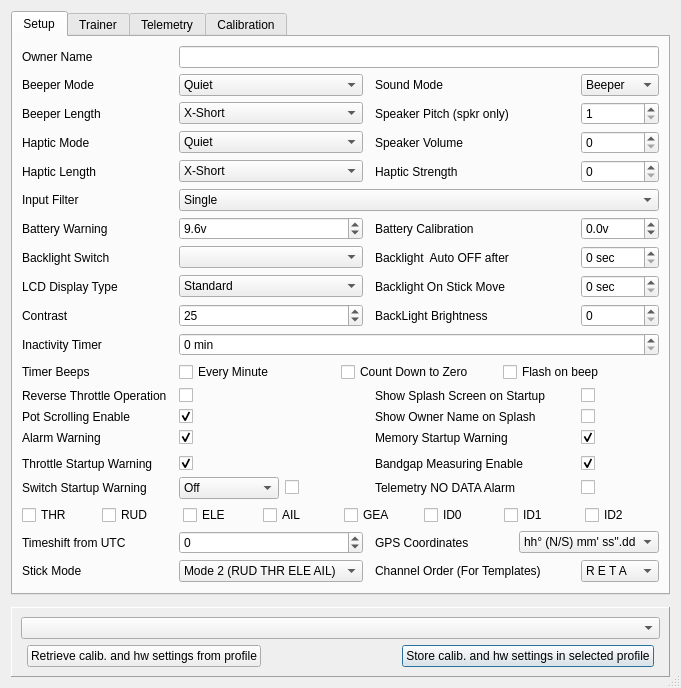
Before: the Qt Designer form src/generaledit.ui in roberto1903/companion9x, drawn with Qt 5.
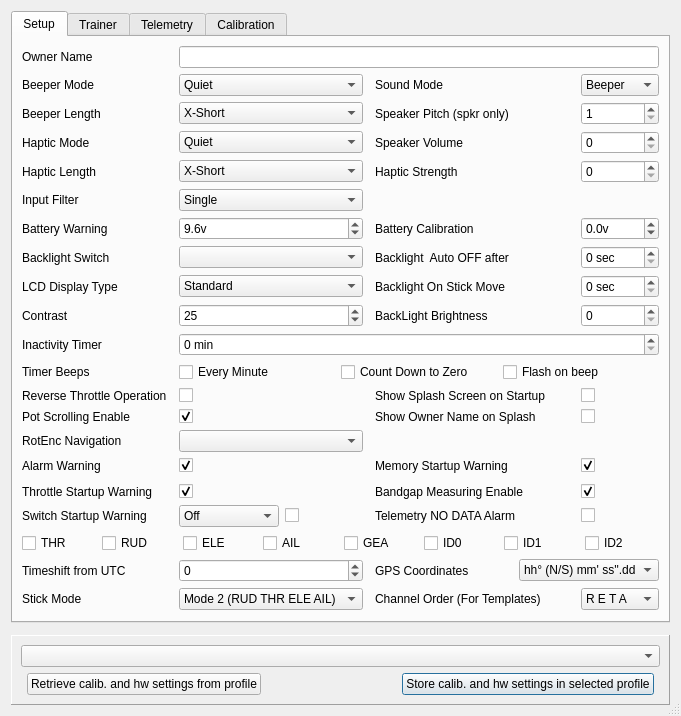
After: the same form once the commit is applied. The open tabs and pages were chosen to show the change. Icons and pictures are not drawn.

Commit message: Fix for RENavigation settings on ARM and V4 Boards

What changed in the file:
```diff
--- a/src/generaledit.ui
+++ b/src/generaledit.ui
@@ -117,7 +117,26 @@
        <string>Setup</string>
       </attribute>
       <layout class="QGridLayout" name="gridLayout">
-       <item row="33" column="2">
+       <item row="11" column="2">
+        <widget class="QComboBox" name="inputfilterCB">
+         <item>
+          <property name="text">
+           <string>Single</string>
+          </property>
+         </item>
+         <item>
+          <property name="text">
+           <string>Oversample</string>
+          </property>
+         </item>
+         <item>
+          <property name="text">
+           <string>Filter</string>
+          </property>
+         </item>
+        </widget>
+       </item>
+       <item row="34" column="2">
         <widget class="QSpinBox" name="timezoneSB">
          <property name="minimum">
           <number>-14</number>
@@ -154,7 +173,7 @@
          </property>
         </widget>
        </item>
-       <item row="34" column="4">
+       <item row="35" column="4">
         <widget class="QLabel" name="label_13">
          <property name="text">
           <string>Channel Order (For Templates)</string>
@@ -171,7 +190,7 @@
          </property>
         </widget>
        </item>
-       <item row="34" column="2">
+       <item row="35" column="2">
         <widget class="QComboBox" name="stickmodeCB">
          <property name="toolTip">
           <string/>
@@ -319,6 +338,13 @@
          </property>
         </widget>
        </item>
+       <item row="29" column="5">
+        <widget class="QCheckBox" name="telalarmsChkB">
+         <property name="text">
+          <string/>
+         </property>
+        </widget>
+       </item>
        <item row="15" column="4">
         <widget class="QLabel" name="label_5">
          <property name="text">
@@ -428,7 +454,7 @@
          </property>
         </widget>
        </item>
-       <item row="28" column="2">
+       <item row="29" column="2">
         <layout class="QHBoxLayout" name="swwarn_layout">
          <item>
           <widget class="QComboBox" name="swtchWarnCB">
@@ -497,7 +523,7 @@
          </property>
         </widget>
        </item>
-       <item row="24" column="4">
+       <item row="25" column="4">
         <widget class="QLabel" name="label_11">
          <property name="text">
           <string>Memory Startup Warning</string>
@@ -580,7 +606,7 @@
          </property>
         </widget>
        </item>
-       <item row="26" column="2" colspan="2">
+       <item row="27" column="2" colspan="2">
         <spacer name="horizontalSpacer">
          <property name="orientation">
           <enum>Qt::Horizontal</enum>
@@ -593,7 +619,7 @@
          </property>
         </spacer>
        </item>
-       <item row="32" column="0" colspan="6">
+       <item row="33" column="0" colspan="6">
         <layout class="QHBoxLayout" name="switchMaskLayout">
          <item>
           <widget class="QCheckBox" name="swTHRChkB">
@@ -758,25 +784,6 @@
          </property>
         </widget>
        </item>
-       <item row="11" column="2" colspan="4">
-        <widget class="QComboBox" name="inputfilterCB">
-         <item>
-          <property name="text">
-           <string>Single</string>
-          </property>
-         </item>
-         <item>
-          <property name="text">
-           <string>Oversample</string>
-          </property>
-         </item>
-         <item>
-          <property name="text">
-           <string>Filter</string>
-          </property>
-         </item>
-        </widget>
-       </item>
        <item row="22" column="4">
         <widget class="QLabel" name="label_29">
          <property name="minimumSize">
@@ -823,7 +830,7 @@
          </property>
         </widget>
        </item>
-       <item row="33" column="4" colspan="2">
+       <item row="34" column="4" colspan="2">
         <layout class="QHBoxLayout" name="gpsFormatLayout">
          <item>
           <widget class="QLabel" name="gpsFormatLabel">
@@ -861,14 +868,14 @@
          </property>
         </widget>
        </item>
-       <item row="33" column="0">
+       <item row="34" column="0">
         <widget class="QLabel" name="label_timezone">
          <property name="text">
           <string>Timeshift from UTC</string>
          </property>
         </widget>
        </item>
-       <item row="34" column="5">
+       <item row="35" column="5">
         <widget class="QComboBox" name="channelorderCB">
          <property name="toolTip">
           <string/>
@@ -1020,14 +1027,14 @@
          </property>
         </widget>
        </item>
-       <item row="34" column="0">
+       <item row="35" column="0">
         <widget class="QLabel" name="label_14">
          <property name="text">
           <string>Stick Mode</string>
          </property>
         </widget>
        </item>
-       <item row="24" column="5">
+       <item row="25" column="5">
         <widget class="QCheckBox" name="memwarnChkB">
          <property name="maximumSize">
           <size>
@@ -1063,7 +1070,7 @@
          </property>
         </widget>
        </item>
-       <item row="27" column="0">
+       <item row="28" column="0">
         <widget class="QLabel" name="thrwarnLabel">
          <property name="text">
           <string>Throttle Startup Warning</string>
@@ -1077,7 +1084,7 @@
          </property>
         </widget>
        </item>
-       <item row="27" column="2">
+       <item row="28" column="2">
         <widget class="QCheckBox" name="thrwarnChkB">
          <property name="whatsThis">
           <string>&lt;!DOCTYPE HTML PUBLIC &quot;-//W3C//DTD HTML 4.0//EN&quot; &quot;http://www.w3.org/TR/REC-html40/strict.dtd&quot;&gt;
@@ -1103,27 +1110,20 @@
          </property>
         </widget>
        </item>
-       <item row="28" column="0">
+       <item row="29" column="0">
         <widget class="QLabel" name="swwarn_label">
          <property name="text">
           <string>Switch Startup Warning</string>
          </property>
         </widget>
        </item>
-       <item row="28" column="4">
+       <item row="29" column="4">
         <widget class="QLabel" name="label_telalarms">
          <property name="text">
           <string>Telemetry NO DATA Alarm</string>
          </property>
         </widget>
        </item>
-       <item row="28" column="5">
-        <widget class="QCheckBox" name="telalarmsChkB">
-         <property name="text">
-          <string/>
-         </property>
-        </widget>
-       </item>
        <item row="17" column="4">
         <widget class="QLabel" name="label_blOnStickMove">
          <property name="text">
@@ -1268,14 +1268,14 @@
          </property>
         </widget>
        </item>
-       <item row="24" column="0">
+       <item row="25" column="0">
         <widget class="QLabel" name="label_27">
          <property name="text">
           <string>Alarm Warning</string>
          </property>
         </widget>
        </item>
-       <item row="24" column="2">
+       <item row="25" column="2">
         <widget class="QCheckBox" name="alarmwarnChkB">
          <property name="maximumSize">
           <size>
@@ -1304,14 +1304,14 @@
          </property>
         </widget>
        </item>
-       <item row="27" column="4">
+       <item row="28" column="4">
         <widget class="QLabel" name="label_BandGapEnable">
          <property name="text">
           <string>Bandgap Measuring Enable</string>
          </property>
         </widget>
        </item>
-       <item row="27" column="5">
+       <item row="28" column="5">
         <widget class="QCheckBox" name="BandGapEnableChkB">
          <property name="whatsThis">
           <string>&lt;!DOCTYPE HTML PUBLIC &quot;-//W3C//DTD HTML 4.0//EN&quot; &quot;http://www.w3.org/TR/REC-html40/strict.dtd&quot;&gt;
@@ -1334,6 +1334,16 @@
          </property>
         </widget>
        </item>
+       <item row="24" column="0">
+        <widget class="QLabel" name="re_label">
+         <property name="text">
+          <string>RotEnc Navigation</string>
+         </property>
+        </widget>
+       </item>
+       <item row="24" column="2">
+        <widget class="QComboBox" name="re_CB"/>
+       </item>
       </layout>
      </widget>
      <widget class="QWidget" name="tabTrainer">
```
Left out of the diff: 2 changed lines with no effect on the pictures. The commit also changes 10 other files.
